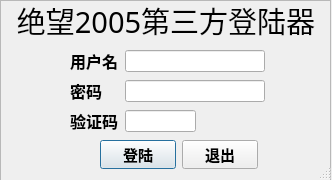
Old version of the form LoginWidgetQt.ui in the repository chenzhutian/myClientPyQt.
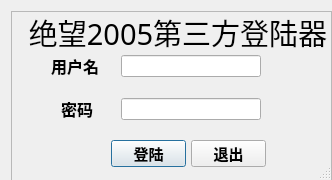
New version of the form. Icons and pictures are not drawn.

Commit message:
实现无验证码登陆
绕过了验证码，实现无验证码登陆。稍微清理了一下，快了那么一点点

The edit to the form file:
```diff
--- a/LoginWidgetQt.ui
+++ b/LoginWidgetQt.ui
@@ -38,15 +38,9 @@
   <property name="modal">
    <bool>false</bool>
   </property>
+  <layout class="QVBoxLayout" name="verticalLayout_3">
+   <item>
   <widget class="QStackedWidget" name="stackedWidget">
-   <property name="geometry">
-    <rect>
-     <x>0</x>
-     <y>0</y>
-     <width>331</width>
-     <height>191</height>
-    </rect>
-   </property>
    <property name="minimumSize">
     <size>
      <width>331</width>
@@ -60,15 +54,24 @@
     </size>
    </property>
    <widget class="QWidget" name="page">
+      <layout class="QGridLayout" name="gridLayout">
+       <property name="leftMargin">
+        <number>0</number>
+       </property>
+       <property name="topMargin">
+        <number>0</number>
+       </property>
+       <property name="rightMargin">
+        <number>10</number>
+       </property>
+       <property name="bottomMargin">
+        <number>10</number>
+       </property>
+       <property name="horizontalSpacing">
+        <number>6</number>
+       </property>
+       <item row="0" column="0">
     <widget class="QFrame" name="LoginFrame">
-     <property name="geometry">
-      <rect>
-       <x>0</x>
-       <y>0</y>
-       <width>331</width>
-       <height>191</height>
-      </rect>
-     </property>
      <property name="frameShape">
       <enum>QFrame::StyledPanel</enum>
      </property>
@@ -78,12 +81,24 @@
      <widget class="QLabel" name="LoginTitleabel">
       <property name="geometry">
        <rect>
-        <x>0</x>
-        <y>0</y>
+            <x>1</x>
+            <y>1</y>
         <width>332</width>
         <height>41</height>
        </rect>
       </property>
+          <property name="minimumSize">
+           <size>
+            <width>332</width>
+            <height>41</height>
+           </size>
+          </property>
+          <property name="maximumSize">
+           <size>
+            <width>332</width>
+            <height>16777215</height>
+           </size>
+          </property>
       <property name="font">
        <font>
         <family>微软雅黑</family>
@@ -101,70 +116,37 @@
        <set>Qt::AlignCenter</set>
       </property>
      </widget>
-     <widget class="QLineEdit" name="userCodeLineEdit">
-      <property name="geometry">
-       <rect>
-        <x>125</x>
-        <y>80</y>
-        <width>140</width>
-        <height>22</height>
-       </rect>
-      </property>
-      <property name="echoMode">
-       <enum>QLineEdit::Password</enum>
-      </property>
-     </widget>
      <widget class="QLineEdit" name="userNameLineEdit">
       <property name="geometry">
        <rect>
-        <x>125</x>
-        <y>50</y>
+            <x>110</x>
+            <y>44</y>
         <width>140</width>
         <height>22</height>
        </rect>
       </property>
-     </widget>
-     <widget class="QLabel" name="checkCodeImageLabel">
-      <property name="geometry">
-       <rect>
-        <x>205</x>
-        <y>110</y>
-        <width>60</width>
+          <property name="minimumSize">
+           <size>
+            <width>140</width>
         <height>22</height>
-       </rect>
-      </property>
-      <property name="frameShadow">
-       <enum>QFrame::Plain</enum>
-      </property>
-      <property name="text">
-       <string/>
-      </property>
-      <property name="pixmap">
-       <pixmap>src/checkCode.gif</pixmap>
-      </property>
-      <property name="buddy">
-       <cstring>checkCodeLineEdit</cstring>
-      </property>
-     </widget>
-     <widget class="QLineEdit" name="checkCodeLineEdit">
-      <property name="geometry">
-       <rect>
-        <x>125</x>
-        <y>110</y>
-        <width>71</width>
-        <height>22</height>
-       </rect>
+           </size>
       </property>
      </widget>
      <widget class="QLabel" name="userNamelabel">
       <property name="geometry">
        <rect>
-        <x>70</x>
-        <y>50</y>
+            <x>40</x>
+            <y>44</y>
         <width>48</width>
         <height>22</height>
        </rect>
       </property>
+          <property name="minimumSize">
+           <size>
+            <width>48</width>
+            <height>22</height>
+           </size>
+          </property>
       <property name="font">
        <font>
         <family>微软雅黑</family>
@@ -183,12 +165,18 @@
      <widget class="QLabel" name="userCodelabel">
       <property name="geometry">
        <rect>
-        <x>70</x>
-        <y>80</y>
+            <x>50</x>
+            <y>87</y>
         <width>32</width>
         <height>22</height>
        </rect>
       </property>
+          <property name="minimumSize">
+           <size>
+            <width>32</width>
+            <height>22</height>
+           </size>
+          </property>
       <property name="font">
        <font>
         <family>微软雅黑</family>
@@ -204,42 +192,34 @@
        <cstring>userCodeLineEdit</cstring>
       </property>
      </widget>
-     <widget class="QLabel" name="checkCodelabel">
+         <widget class="QLineEdit" name="userCodeLineEdit">
       <property name="geometry">
        <rect>
-        <x>70</x>
-        <y>110</y>
-        <width>48</width>
+            <x>110</x>
+            <y>87</y>
+            <width>140</width>
         <height>22</height>
        </rect>
       </property>
-      <property name="font">
-       <font>
-        <family>微软雅黑</family>
-        <pointsize>12</pointsize>
-        <weight>75</weight>
-        <bold>true</bold>
-       </font>
-      </property>
-      <property name="text">
-       <string>验证码</string>
-      </property>
-      <property name="buddy">
-       <cstring>checkCodeLineEdit</cstring>
-      </property>
-     </widget>
-     <widget class="QWidget" name="layoutWidget">
-      <property name="geometry">
-       <rect>
-        <x>100</x>
-        <y>140</y>
-        <width>158</width>
-        <height>29</height>
-       </rect>
-      </property>
-      <layout class="QHBoxLayout" name="horizontalLayout">
-       <item>
+          <property name="minimumSize">
+           <size>
+            <width>140</width>
+            <height>22</height>
+           </size>
+          </property>
+          <property name="echoMode">
+           <enum>QLineEdit::Password</enum>
+          </property>
+         </widget>
         <widget class="QPushButton" name="loginButton">
+          <property name="geometry">
+           <rect>
+            <x>100</x>
+            <y>129</y>
+            <width>75</width>
+            <height>27</height>
+           </rect>
+          </property>
          <property name="font">
           <font>
            <family>微软雅黑</family>
@@ -255,9 +235,15 @@
           <string>登陆</string>
          </property>
         </widget>
-       </item>
-       <item>
         <widget class="QPushButton" name="quitButton">
+          <property name="geometry">
+           <rect>
+            <x>180</x>
+            <y>129</y>
+            <width>75</width>
+            <height>27</height>
+           </rect>
+          </property>
          <property name="font">
           <font>
            <family>微软雅黑</family>
@@ -270,36 +256,33 @@
           <string>退出</string>
          </property>
         </widget>
+        </widget>
        </item>
       </layout>
-     </widget>
-    </widget>
    </widget>
    <widget class="QWidget" name="page_2">
-    <widget class="QProgressBar" name="progressBar">
-     <property name="geometry">
-      <rect>
-       <x>40</x>
-       <y>120</y>
-       <width>261</width>
-       <height>31</height>
-      </rect>
-     </property>
-     <property name="value">
-      <number>24</number>
-     </property>
-     <property name="textVisible">
-      <bool>false</bool>
-     </property>
-    </widget>
+      <layout class="QVBoxLayout" name="verticalLayout_4">
+       <property name="leftMargin">
+        <number>0</number>
+       </property>
+       <property name="topMargin">
+        <number>0</number>
+       </property>
+       <property name="rightMargin">
+        <number>20</number>
+       </property>
+       <property name="bottomMargin">
+        <number>40</number>
+       </property>
+       <item>
+        <layout class="QVBoxLayout" name="verticalLayout_2">
+         <item>
     <widget class="QLabel" name="label">
-     <property name="geometry">
-      <rect>
-       <x>80</x>
-       <y>50</y>
-       <width>191</width>
+           <property name="minimumSize">
+            <size>
+             <width>301</width>
        <height>51</height>
-      </rect>
+            </size>
      </property>
      <property name="font">
       <font>
@@ -317,8 +300,24 @@
       <set>Qt::AlignCenter</set>
      </property>
     </widget>
-   </widget>
-  </widget>
+         </item>
+         <item>
+          <widget class="QProgressBar" name="progressBar">
+           <property name="value">
+            <number>24</number>
+           </property>
+           <property name="textVisible">
+            <bool>false</bool>
+           </property>
+          </widget>
+         </item>
+        </layout>
+       </item>
+      </layout>
+     </widget>
+    </widget>
+   </item>
+  </layout>
  </widget>
  <tabstops>
   <tabstop>userNameLineEdit</tabstop>
```
Left out of the diff: 1 changed line with no effect on the pictures. Lines whose indentation alone changed are shown as unchanged. The commit also changes 6 other files.
